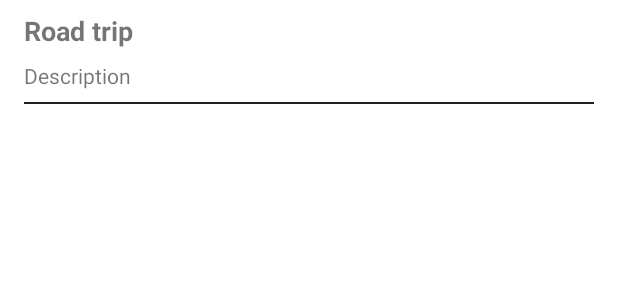
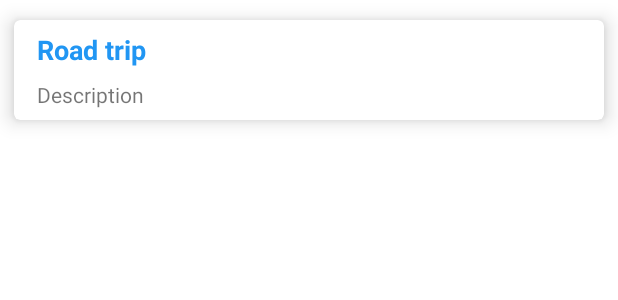
Before and after one commit to wilksyz/GoodCount, an Android app: the layout recyclerview_activity_main.xml on its own in the app's theme, with its tools: preview values and no code run, on a phone screen of 412 x 824 dp. Shown: the top 300 px of the screen. Run offline under Robolectric (Android 15) with nearby library versions, the phone set to English and light mode, and no system bars.

Commit message:
Add MaterialCardView at recyclerView

```diff
--- a/app/src/main/res/layout/recyclerview_activity_main.xml
+++ b/app/src/main/res/layout/recyclerview_activity_main.xml
@@ -1,10 +1,16 @@
 <?xml version="1.0" encoding="utf-8"?>
-<androidx.constraintlayout.widget.ConstraintLayout xmlns:android="http://schemas.android.com/apk/res/android"
+<com.google.android.material.card.MaterialCardView
+        xmlns:android="http://schemas.android.com/apk/res/android"
         xmlns:app="http://schemas.android.com/apk/res-auto"
         xmlns:tools="http://schemas.android.com/tools"
-                                                   android:orientation="vertical"
         android:layout_width="match_parent"
-                                                   android:layout_height="wrap_content">
+        app:cardUseCompatPadding="true"
+        android:layout_height="wrap_content"
+        app:cardElevation="8dp">
+
+    <androidx.constraintlayout.widget.ConstraintLayout
+            android:layout_width="match_parent"
+            android:layout_height="match_parent">
 
         <TextView
                 android:layout_width="0dp"
@@ -13,7 +19,8 @@
                 android:layout_marginStart="16dp"
                 app:layout_constraintEnd_toEndOf="parent" android:layout_marginEnd="16dp"
                 app:layout_constraintTop_toTopOf="parent" tools:text="Road trip" android:textStyle="bold"
-            app:autoSizeTextType="uniform" android:textSize="18sp" android:layout_marginTop="8dp"/>
+                app:autoSizeTextType="uniform" android:textSize="18sp" android:layout_marginTop="8dp"
+                android:textColor="@color/colorPrimary"/>
         <TextView
                 android:layout_width="0dp"
                 android:layout_height="wrap_content"
@@ -21,15 +28,9 @@
                 app:layout_constraintTop_toBottomOf="@+id/main_view_holder_tittle_textView"
                 app:layout_constraintStart_toStartOf="parent"
                 app:layout_constraintEnd_toEndOf="parent" android:layout_marginEnd="16dp" android:layout_marginTop="8dp"
-            tools:text="Description" android:paddingBottom="8dp"/>
-    <View
-            android:id="@+id/view"
-            android:layout_width="0dp"
-            android:layout_height="1dp"
-            android:background="@color/common_google_signin_btn_text_light_pressed"
-            app:layout_constraintBottom_toBottomOf="parent"
-            app:layout_constraintEnd_toEndOf="parent"
-            app:layout_constraintTop_toBottomOf="@+id/main_view_holder_description_textView"
-            app:layout_constraintStart_toStartOf="parent" android:layout_marginStart="16dp"
-            android:layout_marginEnd="16dp"/>
+                tools:text="Description" android:paddingBottom="8dp"
+        />
+
     </androidx.constraintlayout.widget.ConstraintLayout>
+
+</com.google.android.material.card.MaterialCardView>
--- a/app/src/main/res/values/colors.xml
+++ b/app/src/main/res/values/colors.xml
@@ -1,6 +1,6 @@
 <?xml version="1.0" encoding="utf-8"?>
 <resources>
-    <color name="colorPrimary">#5C6BC0</color>
-    <color name="colorPrimaryDark">#3F51B5</color>
-    <color name="colorAccent">#FFC107</color>
+    <color name="colorPrimary">#2196F3</color>
+    <color name="colorPrimaryDark">#1976D2</color>
+    <color name="colorAccent">#FFA726</color>
 </resources>
```
Also changed, not shown: app/src/main/res/values/styles.xml (line endings or trailing spaces). Lines whose indentation alone changed are shown as unchanged.
